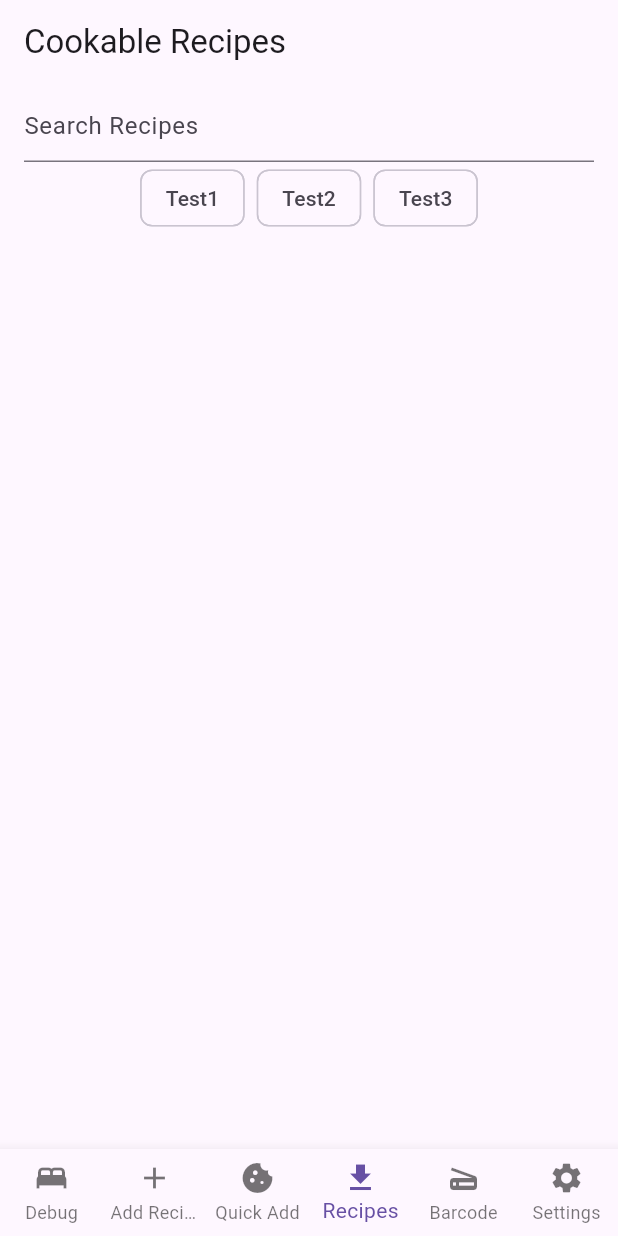
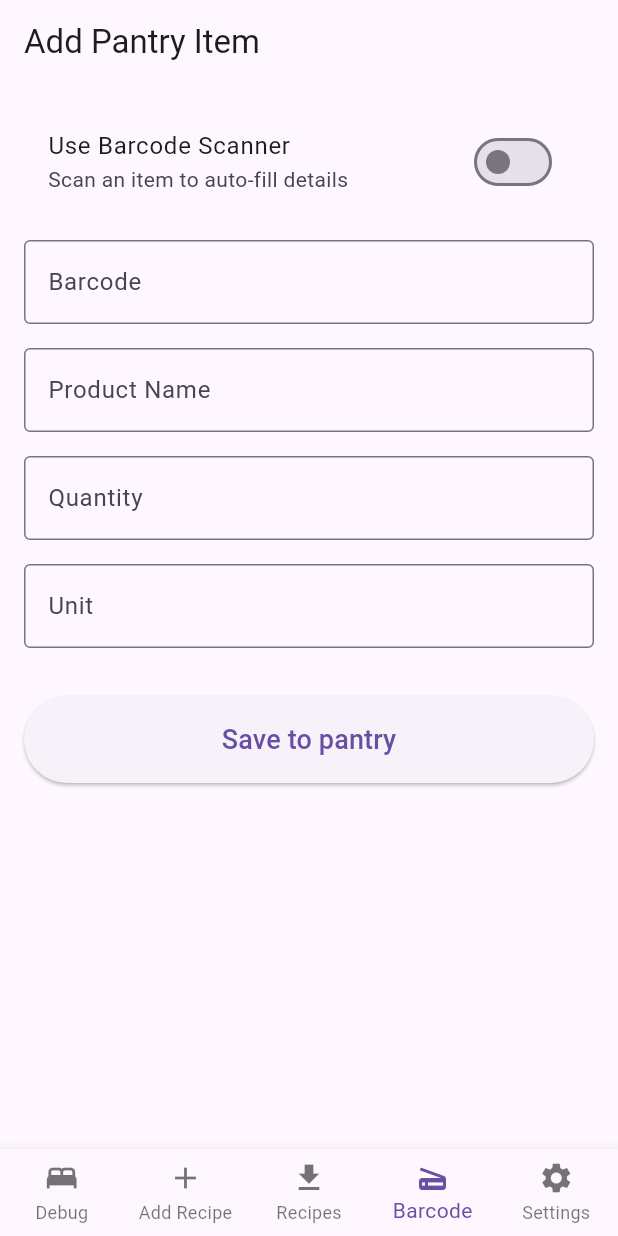
Before and after one commit to tysenh1/pantry.io-mobile, a Flutter app: the screen it shows after launch, item 4 of the bottom bar chosen, on a phone screen of 412 x 824 dp. Run offline on Flutter 3.47's test engine with Material 3 defaults, Android fonts, the phone set to English and light mode, and no system bars; our stand-ins replace drift, permission_handler; missing offline and left inert: fuzzy, mobile_scanner, openfoodfacts; accounts and stored records are empty; generated files the repository leaves out were written again.

Commit message:
feat: updated the barcode scanner to actually scan and ping openfoodfacts for food information

```diff
--- a/lib/core/utils/pantry_utils.dart
+++ b/lib/core/utils/pantry_utils.dart
@@ -1,4 +1,7 @@
+import 'package:openfoodfacts/openfoodfacts.dart';
 import 'package:pantry_io_mobile/core/utils/unit_converter.dart';
+
+final UNIT_REGEX = RegExp(r'([0-9.]+)\s*([a-zA-Z]+)');
 
 int subtractQuantity(
   int itemQuantity,
@@ -35,3 +38,28 @@ int subtractQuantity(
   );
   return (itemQuantity - subtractInPrimary).floor();
 }
+
+double parseQuantity(ProductResultV3 result) {
+  double finalQuantity = 0.0;
+  if (result.product?.quantity != null && result.product?.quantity != '') {
+    final regexArray = UNIT_REGEX.firstMatch(result.product?.quantity as String);
+    if (regexArray == null) {
+      return finalQuantity;
+    }
+    finalQuantity = double.tryParse(regexArray.group(1).toString()) ?? 0.0;
+  } else if (result.product?.packagingQuantity != null && result.product?.packagingQuantity != 0.0) {
+    finalQuantity = result.product?.packagingQuantity as double;
+  }
+
+  return finalQuantity;
+}
+
+String parseUnit(ProductResultV3 result) {
+  // String finalUnit = '';
+  if (result.product?.quantity != null && result.product?.quantity != '') {
+    final regexArray = UNIT_REGEX.firstMatch(result.product?.quantity as String);
+    return regexArray?.group(2).toString() ?? '';
+  }
+
+  return '';
+}
--- a/lib/data/database/app_database.dart
+++ b/lib/data/database/app_database.dart
@@ -3,6 +3,8 @@ import 'package:drift/drift.dart';
 import 'package:drift/native.dart';
 import 'package:pantry_io_mobile/data/database/daos/pantry_dao.dart';
 import 'package:pantry_io_mobile/data/database/daos/recipe_dao.dart';
+import 'package:pantry_io_mobile/data/database/daos/items_dao.dart';
+import 'package:pantry_io_mobile/data/database/daos/generic_names_dao.dart';
 import 'package:pantry_io_mobile/data/db_seed_data.dart';
 import 'package:path_provider/path_provider.dart';
 import 'package:path/path.dart' as path;
@@ -33,7 +35,7 @@ LazyDatabase _openConnection() => LazyDatabase(() async {
     RecipeIngredients,
     Recipes,
   ],
-  daos: [PantryDao]
+  daos: [PantryDao, RecipeDao, ItemsDao, GenericNamesDao]
 )
 class AppDatabase extends _$AppDatabase {
   static final AppDatabase instance = AppDatabase._internal();
@@ -44,6 +46,8 @@ class AppDatabase extends _$AppDatabase {
 
   PantryDao get pantryDao => PantryDao(this);
   RecipeDao get recipeDao => RecipeDao(this);
+  ItemsDao get itemsDao => ItemsDao(this);
+  GenericNamesDao get genericNamesDao => GenericNamesDao(this);
 
   @override
   MigrationStrategy get migration => MigrationStrategy(
--- /dev/null
+++ b/lib/data/database/daos/generic_names_dao.dart
@@ -0,0 +1,22 @@
+import 'package:drift/drift.dart';
+import 'package:pantry_io_mobile/data/database/app_database.dart';
+import 'package:pantry_io_mobile/data/database/tables/generic_names_table.dart';
+import 'package:pantry_io_mobile/data/database/tables/pantry_table.dart';
+
+part 'generic_names_dao.g.dart';
+
+@DriftAccessor(tables: [GenericNames, Pantry])
+class GenericNamesDao extends DatabaseAccessor<AppDatabase> with _$GenericNamesDaoMixin {
+  GenericNamesDao(AppDatabase db) : super(db);
+
+  Future<List<GenericName>> getAllGenericNames() async {
+    final query = select(genericNames);
+    return query.get();
+  }
+
+  Future<GenericName?> getGenericNameByName(String incomingName) async {
+    final query = select(genericNames)..where((tbl) => tbl.name.equals(incomingName.toLowerCase()));
+
+    return await query.getSingleOrNull();
+  }
+}
--- /dev/null
+++ b/lib/data/database/daos/items_dao.dart
@@ -0,0 +1,28 @@
+import 'package:drift/drift.dart';
+import 'package:pantry_io_mobile/data/database/app_database.dart';
+import 'package:pantry_io_mobile/data/database/tables/items_table.dart';
+import 'package:pantry_io_mobile/data/database/tables/generic_names_table.dart';
+
+part 'items_dao.g.dart';
+
+@DriftAccessor(tables: [Items, GenericNames])
+class ItemsDao extends DatabaseAccessor<AppDatabase> with _$ItemsDaoMixin {
+  ItemsDao(AppDatabase db) : super(db);
+
+  Future<(Item, GenericName)?> getLocalItemByBarcode(String barcode) async {
+    final query = select(items).join([
+      innerJoin(genericNames, items.genericNameId.equalsExp(genericNames.id)),
+    ])..where(items.barcode.equals(barcode));
+
+    final row = await query.getSingleOrNull();
+
+    if (row != null) {
+      final itemData = row.readTable(items);
+      final genericData = row.readTable(genericNames);
+
+      return (itemData, genericData);
+    }
+
+    return null;
+  }
+}
--- a/lib/data/database/daos/pantry_dao.dart
+++ b/lib/data/database/daos/pantry_dao.dart
@@ -43,4 +43,6 @@ class PantryDao extends DatabaseAccessor<AppDatabase> with _$PantryDaoMixin {
       );
     }
   }
+
+
 }
--- /dev/null
+++ b/lib/domain/models/generic_name_info.dart
@@ -0,0 +1,11 @@
+
+
+class GenericNameInfo {
+  final int id;
+  final String name;
+
+  const GenericNameInfo({
+    required this.id,
+    required this.name
+  });
+}
--- a/lib/domain/models/item_info.dart
+++ b/lib/domain/models/item_info.dart
@@ -1,5 +1,19 @@
-import 'package:flutter/material.dart';
+
+
+import 'package:pantry_io_mobile/domain/models/generic_name_info.dart';
 
 class ItemInfo {
-  // final
+  final String barcode;
+  final String productName;
+  final GenericNameInfo? genericName;
+  final double unitSize;
+  final String unitType;
+
+  const ItemInfo({
+    required this.barcode,
+    required this.productName,
+    this.genericName,
+    required this.unitSize,
+    required this.unitType
+  });
 }
--- a/lib/domain/models/nav_item.dart
+++ b/lib/domain/models/nav_item.dart
@@ -2,7 +2,6 @@ import 'package:flutter/material.dart';
 
 enum NavTab {
   addRecipe,
-  quickAdd,
   chatbot,
   scanner,
   settings,
--- a/lib/main.dart
+++ b/lib/main.dart
@@ -1,4 +1,5 @@
 import 'package:flutter/material.dart';
+import 'package:openfoodfacts/openfoodfacts.dart';
 import 'package:pantry_io_mobile/data/database/app_database.dart';
 import 'package:provider/provider.dart';
 import 'package:pantry_io_mobile/data/repositories/app_state.dart';
@@ -6,6 +7,12 @@ import 'ui/main_wrapper.dart';
 
 void main() {
   WidgetsFlutterBinding.ensureInitialized();
+
+  OpenFoodAPIConfiguration.userAgent = UserAgent(
+    name: 'PantryIOMobile',
+    version: '1.0.0',
+    system: 'Flutter'
+  );
 
   runApp(
     MultiProvider(
--- a/lib/ui/main_wrapper.dart
+++ b/lib/ui/main_wrapper.dart
@@ -41,14 +41,6 @@ class _MainWrapperState extends State<MainWrapper> {
             item: const BottomNavigationBarItem(
               icon: Icon(Icons.add),
               label: 'Add Recipe',
-            ),
-          ),
-          NavItem(
-            id: NavTab.quickAdd,
-            screen: const QuickAddScreen(),
-            item: const BottomNavigationBarItem(
-              icon: Icon(Icons.cookie),
-              label: 'Quick Add',
             ),
           ),
           NavItem(
--- a/lib/ui/screens/scanner_screen.dart
+++ b/lib/ui/screens/scanner_screen.dart
@@ -1,6 +1,6 @@
 import 'package:flutter/material.dart';
-import 'package:pantry_io_mobile/ui/widgets/barcode_permissions_widget.dart';
 import 'package:pantry_io_mobile/ui/widgets/lazy_widget_wrapper.dart';
+import 'package:pantry_io_mobile/ui/widgets/pantry_add_item_widget.dart';
 
 class ScannerScreen extends StatelessWidget {
   final bool isActiveTab;
@@ -8,6 +8,6 @@ class ScannerScreen extends StatelessWidget {
 
   @override
   Widget build(BuildContext context) {
-    return Center(child: LazyWidgetWrapper(isVisible: isActiveTab, child: BarcodePermissionsWidget()));
+    return Center(child: LazyWidgetWrapper(isVisible: isActiveTab, child: PantryAddItemWidget()));
   }
 }
--- /dev/null
+++ b/lib/ui/widgets/pantry_add_item_widget.dart
@@ -0,0 +1,206 @@
+import 'package:flutter/material.dart';
+import 'package:openfoodfacts/openfoodfacts.dart';
+import 'package:pantry_io_mobile/core/utils/pantry_utils.dart';
+import 'package:pantry_io_mobile/data/database/app_database.dart';
+import 'package:pantry_io_mobile/data/database/daos/items_dao.dart';
+import 'package:pantry_io_mobile/domain/models/generic_name_info.dart';
+import 'package:pantry_io_mobile/domain/models/item_info.dart';
+import 'package:pantry_io_mobile/ui/widgets/barcode/barcode_scanner_widget.dart';
+import 'package:provider/provider.dart';
+
+class PantryAddItemWidget extends StatefulWidget {
+  const PantryAddItemWidget({super.key});
+
+  @override
+  State<PantryAddItemWidget> createState() => _PantryAddItemWidgetState();
+}
+
+class _PantryAddItemWidgetState extends State<PantryAddItemWidget> {
+  final TextEditingController _barcodeController = TextEditingController();
+  final TextEditingController _nameController = TextEditingController();
+  final TextEditingController _unitSizeController = TextEditingController();
+  final TextEditingController _unitTypeController = TextEditingController();
+
+  bool _showScanner = false;
+  bool _isLoadingProduct = false;
+  bool _isScanSuccessful = false;
+  ItemInfo? itemInfo;
+
+  Future<void> _fetchProductData(String barcode) async {
+    setState(() {
+      _showScanner = false;
+      _isLoadingProduct = true;
+    });
+
+    final db = Provider.of<AppDatabase>(context, listen: false);
+
+    final localItem = await db.itemsDao.getLocalItemByBarcode(barcode);
+
+    if (localItem != null) {
+      setState(() {
+        itemInfo = ItemInfo(
+          barcode: localItem.$1.barcode,
+          productName: localItem.$1.productName,
+          genericName: GenericNameInfo(id: localItem.$2.id, name: localItem.$2.name),
+          unitSize: localItem.$1.unitSize.toDouble(),
+          unitType: localItem.$1.unitType
+        );
+        _barcodeController.text = localItem.$1.barcode;
+        _nameController.text = localItem.$1.productName;
+        _unitSizeController.text = localItem.$1.unitSize.toString();
+        _unitTypeController.text = localItem.$1.unitType;
+      });
+    }
+
+    try {
+      final ProductQueryConfiguration configuration = ProductQueryConfiguration(barcode,
+        language: OpenFoodFactsLanguage.ENGLISH,
+        fields: [
+          ProductField.BARCODE,
+          ProductField.GENERIC_NAME,
+          ProductField.NAME,
+          ProductField.QUANTITY
+        ],
+        version: ProductQueryVersion.v3
+      );
+
+      final result = await OpenFoodAPIClient.getProductV3(configuration);
+
+      if ((result.status == ProductResultV3.statusSuccess || result.status == ProductResultV3.statusWarning) && result.product != null) {
+        GenericNameInfo? genericName;
+        if (result.product?.genericName != null && result.product?.genericName != '') {
+          final localName = await db.genericNamesDao.getGenericNameByName(result.product?.genericName as String);
+
+          if (localName != null) {
+            genericName = GenericNameInfo(id: localName.id, name: localName.name);
+          } else {
+            genericName = null;
+          }
+        }
+
+        String productName = result.product?.productName ?? '';
+        double quantity = parseQuantity(result);
+        String unit = parseUnit(result);
+        setState(() {
+          itemInfo = ItemInfo(
+            barcode: barcode,
+            productName: productName,
+            genericName: genericName,
+            unitSize: quantity,
+            unitType: unit
+          );
+          _barcodeController.text = barcode;
+          _nameController.text = productName;
+          _unitSizeController.text = quantity.toString();
+          _unitTypeController.text = unit;
+        });
+      } else {
+        ScaffoldMessenger.of(context).showSnackBar(
+          const SnackBar(content: Text('Product not found. Please enter manually.')),
+        );
+      }
+    } catch (e) {
+      debugPrint(e.toString());
+      ScaffoldMessenger.of(context).showSnackBar(
+        const SnackBar(content: Text('Network error looking up barcode')),
+      );
+    } finally {
+      if (mounted) {
+        setState(() => _isLoadingProduct = false);
+      }
+    }
+  }
+
+  @override
+  void dispose() {
+    _barcodeController.dispose();
+    _nameController.dispose();
+    _unitSizeController.dispose();
+    _unitTypeController.dispose();
+    super.dispose();
+  }
+
+  @override
+  Widget build(BuildContext context) {
+    final db = context.read<AppDatabase>();
+    return Scaffold(
+      appBar: AppBar(title: const Text("Add Pantry Item")),
+      body: SingleChildScrollView(
+        padding: const EdgeInsets.all(16.0),
+        child: Column(
+          crossAxisAlignment: CrossAxisAlignment.stretch,
+          children: [
+            SwitchListTile(
+              title: const Text('Use Barcode Scanner'),
+              subtitle: const Text('Scan an item to auto-fill details'),
+              value: _showScanner,
+              onChanged: (value) => setState(() => _showScanner = value),
+            ),
+            const SizedBox(height: 16),
+
+            if (_showScanner)
+              Container(
+                height: 250,
+                margin: const EdgeInsets.only(bottom: 24),
+                decoration: BoxDecoration(
+                  border: Border.all(color: Colors.grey.shade300, width: 2),
+                  borderRadius: BorderRadius.circular(14),
+                ),
+                child: BarcodeScannerWidget(onBarcodeScanned: (barcode) => _fetchProductData(barcode))
+              ),
+            if (_isLoadingProduct)
+              const Padding(
+                padding: EdgeInsets.only(bottom: 24),
+                child: LinearProgressIndicator(),
+              ),
+            TextField(
+              controller: _barcodeController,
+              decoration: const InputDecoration(
+                labelText: 'Barcode',
+                border: OutlineInputBorder(),
+              ),
+            ),
+            const SizedBox(height: 16),
+            TextField(
+              controller: _nameController,
+              decoration: const InputDecoration(
+                labelText: 'Product Name',
+                border: OutlineInputBorder(),
+              ),
+            ),
+            const SizedBox(height: 16),
+            TextField(
+              controller: _unitSizeController,
+              keyboardType: TextInputType.number,
+              decoration: const InputDecoration(
+                labelText: 'Quantity',
+                border: OutlineInputBorder(),
+              ),
+            ),
+            const SizedBox(height: 16),
+            TextField(
+              controller: _unitTypeController,
+              decoration: const InputDecoration(
+                labelText: 'Unit',
+                border: OutlineInputBorder(),
+              ),
+            ),
+
+            const SizedBox(height: 32),
+            ElevatedButton(
+              onPressed: () {
+                debugPrint("SAVING THE STUFFFFF");
+              },
+              child: const Padding(
+                padding: EdgeInsets.all(16.0),
+                child: Text("Save to pantry", style: TextStyle(fontSize: 18)),
+              )
+            )
+          ]
+        )
+      )
+    );
+  }
+
+
+}
--- a/pubspec.yaml
+++ b/pubspec.yaml
@@ -45,6 +45,7 @@ dependencies:
   fuzzy: ^0.5.1
   mobile_scanner: ^7.2.0
   permission_handler: ^12.0.1
+  openfoodfacts: ^3.30.2
 
 dev_dependencies:
   flutter_test:
```
Also changed, not shown: lib/ui/screens/quick_add_screen.dart (deleted, +0 -11 lines), lib/ui/widgets/barcode/barcode_scanner_widget.dart (renamed from lib/ui/widgets/barcode_permissions_widget.dart, +39 -25 lines), lib/ui/widgets/barcode_scanner_widget.dart (deleted, +0 -55 lines), lib/ui/widgets/pantry_quick_add_widget.dart (deleted, +0 -21 lines), lib/data/database/app_database.g.dart, lib/data/database/daos/generic_names_dao.g.dart (added), lib/data/database/daos/items_dao.g.dart (added), pubspec.lock.
